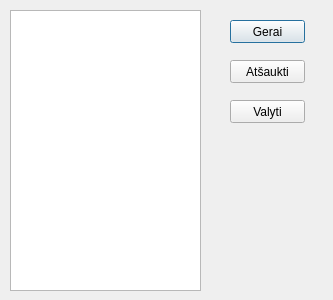
kulverstukas1/DuathlonStarter, file GUIs/LoadDataDialog.ui: the form before one commit.
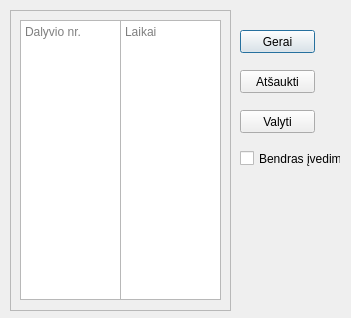
The form after the commit.

```diff
--- a/GUIs/LoadDataDialog.ui
+++ b/GUIs/LoadDataDialog.ui
@@ -9,8 +9,8 @@
    <rect>
     <x>0</x>
     <y>0</y>
-    <width>333</width>
-    <height>300</height>
+    <width>351</width>
+    <height>318</height>
    </rect>
   </property>
   <property name="sizePolicy">
@@ -43,8 +43,8 @@
   <widget class="QPushButton" name="okBtn">
    <property name="geometry">
     <rect>
-     <x>230</x>
-     <y>20</y>
+     <x>240</x>
+     <y>30</y>
      <width>75</width>
      <height>23</height>
     </rect>
@@ -56,8 +56,8 @@
   <widget class="QPushButton" name="cancelBtn">
    <property name="geometry">
     <rect>
-     <x>230</x>
-     <y>60</y>
+     <x>240</x>
+     <y>70</y>
      <width>75</width>
      <height>23</height>
     </rect>
@@ -69,8 +69,8 @@
   <widget class="QPushButton" name="clearBtn">
    <property name="geometry">
     <rect>
-     <x>230</x>
-     <y>100</y>
+     <x>240</x>
+     <y>110</y>
      <width>75</width>
      <height>23</height>
     </rect>
@@ -82,11 +82,69 @@
   <widget class="QPlainTextEdit" name="dataText">
    <property name="geometry">
     <rect>
+     <x>20</x>
+     <y>20</y>
+     <width>201</width>
+     <height>280</height>
+    </rect>
+   </property>
+   <property name="placeholderText">
+    <string>Dalyvio nr. ir laikai</string>
+   </property>
+  </widget>
+  <widget class="QFrame" name="runnerDataFrame">
+   <property name="geometry">
+    <rect>
      <x>10</x>
      <y>10</y>
-     <width>191</width>
-     <height>281</height>
+     <width>221</width>
+     <height>301</height>
     </rect>
+   </property>
+   <property name="frameShape">
+    <enum>QFrame::StyledPanel</enum>
+   </property>
+   <property name="frameShadow">
+    <enum>QFrame::Raised</enum>
+   </property>
+   <widget class="QPlainTextEdit" name="runnerNrDataText">
+    <property name="geometry">
+     <rect>
+      <x>10</x>
+      <y>10</y>
+      <width>101</width>
+      <height>280</height>
+     </rect>
+    </property>
+    <property name="placeholderText">
+     <string>Dalyvio nr.</string>
+    </property>
+   </widget>
+   <widget class="QPlainTextEdit" name="runnerTimeDataText">
+    <property name="geometry">
+     <rect>
+      <x>110</x>
+      <y>10</y>
+      <width>101</width>
+      <height>280</height>
+     </rect>
+    </property>
+    <property name="placeholderText">
+     <string>Laikai</string>
+    </property>
+   </widget>
+  </widget>
+  <widget class="QCheckBox" name="inputMethodToggle">
+   <property name="geometry">
+    <rect>
+     <x>240</x>
+     <y>150</y>
+     <width>101</width>
+     <height>17</height>
+    </rect>
+   </property>
+   <property name="text">
+    <string>Bendras įvedimas</string>
    </property>
   </widget>
  </widget>
```
Left out of the diff: 3 changed lines with no effect on the pictures.
